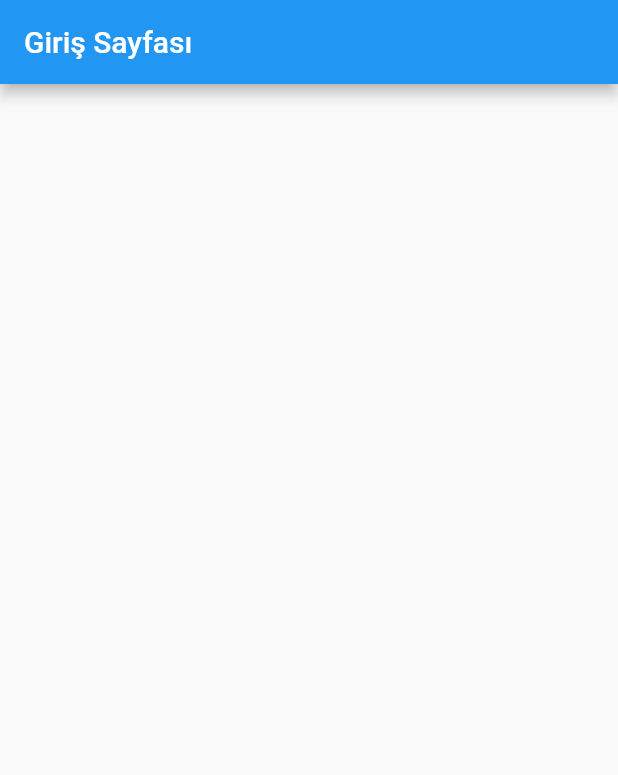
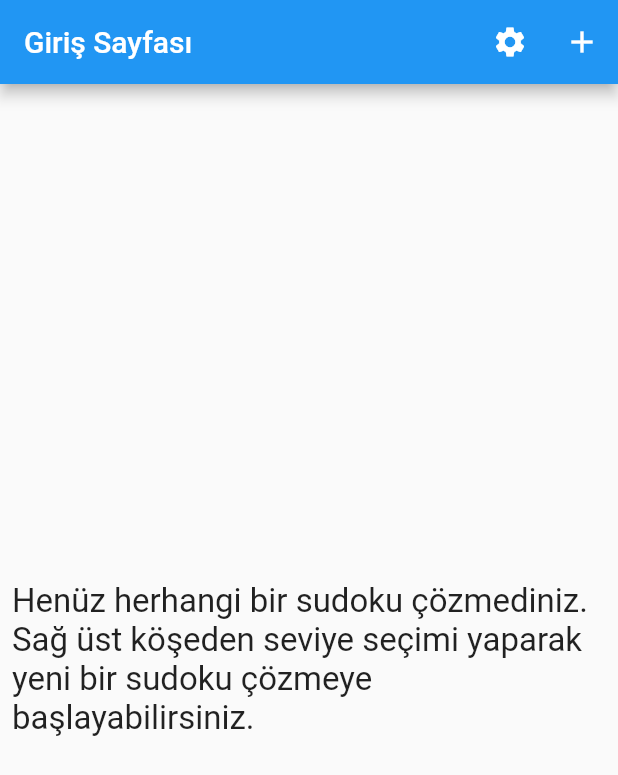
Before and after one commit to bernademir/Sudoku-Game, a Flutter app: the screen it shows after launch, on a phone screen of 412 x 824 dp. Shown: the top 775 px of the screen. Run offline on Flutter 3.47's test engine with Material 2 defaults, Android fonts, the phone set to English and light mode, and no system bars; our stand-ins replace google_fonts, hive, hive_flutter; accounts and stored records are empty.

Commit message:
second part complete

```diff
--- a/lib/firstpage.dart
+++ b/lib/firstpage.dart
@@ -1,7 +1,9 @@
 import 'package:flutter/cupertino.dart';
 import 'package:flutter/material.dart';
-
+import 'package:hive/hive.dart';
+import 'package:sudoku/sudokupage.dart';
 import 'language.dart';
+import 'package:google_fonts/google_fonts.dart';
 
 class FirstPage extends StatefulWidget {
   @override
@@ -9,13 +11,77 @@ class FirstPage extends StatefulWidget {
 }
 
 class _FirstPage extends State<FirstPage> {
+  Box _sudokubox;
+  Future<Box> _openbox() async {
+    _sudokubox = await Hive.openBox('sudoku');
+    return await Hive.openBox('completed');
+  }
+
   @override
   Widget build(BuildContext context) {
     return Scaffold(
       appBar: AppBar(
-        title: Text(lang['firstpage']),
+        title: Text(lang['firstpage'],
+            style: GoogleFonts.playfairDisplaySc(
+                textStyle: TextStyle(fontSize: 20))),
+        actions: <Widget>[
+          IconButton(
+              icon: Icon(Icons.settings),
+              onPressed: () => Hive.box('ayarlar').put('darktheme',
+                  !Hive.box('ayarlar').get('darktheme', defaultValue: false))),
+          PopupMenuButton(
+            icon: Icon(Icons.add),
+            onSelected: (deger) {
+              if (_sudokubox.isOpen) {
+                _sudokubox.put('seviye', deger);
+                _sudokubox.put('sudokuRows', null);
+                Navigator.push(
+                  context,
+                  MaterialPageRoute(builder: (_) => SudokuPage()),
+                );
+              }
+            },
+            itemBuilder: (context) => <PopupMenuEntry>[
+              PopupMenuItem(
+                value: lang['selectlevel'],
+                child: Text(lang['selectlevel'],
+                    style: GoogleFonts.playfairDisplaySc(
+                        textStyle: TextStyle(fontSize: 20),
+                        color: Theme.of(context).textTheme.bodyText1.color)),
+                enabled: false,
+              ),
+              for (String k in sudokulevels.keys)
+                PopupMenuItem(
+                  value: k,
+                  child: Text(k),
+                ),
+            ],
+          ),
+        ],
       ),
-      body: Center(),
+      body: FutureBuilder<Box>(
+          future: _openbox(),
+          builder: (context, snapshot) {
+            if (snapshot.hasData)
+              return Center(
+                child: Column(
+                  mainAxisAlignment: MainAxisAlignment.center,
+                  children: <Widget>[
+                    if (snapshot.data.length == 0)
+                      Padding(
+                          padding: const EdgeInsets.all(8.0),
+                          child: Text(lang['notcompleted'],
+                              style: GoogleFonts.playfairDisplaySc(
+                                  textStyle: TextStyle(fontSize: 22)))),
+                    for (var eleman in snapshot.data.values)
+                      Center(
+                        child: Text('$eleman'),
+                      )
+                  ],
+                ),
+              );
+            return Center(child: CircularProgressIndicator());
+          }),
     );
   }
 }
--- a/lib/language.dart
+++ b/lib/language.dart
@@ -2,7 +2,7 @@ Map lang = {
   "firstpage": "Giriş Sayfası",
   "sudokupage": "Sudoku Sayfası",
   "resultpage": "Sonuç Sayfası",
-  "tamanlanan":
+  "notcompleted":
       "Henüz herhangi bir sudoku çözmediniz. Sağ üst köşeden seviye seçimi yaparak yeni bir sudoku çözmeye başlayabilirsiniz.",
   "selectlevel": "Seviye Seçin",
   "level1": "Çok Kolay",
--- a/lib/main.dart
+++ b/lib/main.dart
@@ -1,15 +1,29 @@
 import 'package:flutter/material.dart';
 import 'package:sudoku/firstpage.dart';
+import 'package:hive/hive.dart';
+import 'package:hive_flutter/hive_flutter.dart';
 
-void main() {
+void main() async {
+  await Hive.initFlutter('sudoku'); //hivenin kaydedilecegi klasor olusturuluyor
+  await Hive.openBox('ayarlar');
+
   runApp(MyApp());
 }
 
 class MyApp extends StatelessWidget {
   @override
   Widget build(BuildContext context) {
-    return MaterialApp(
-      home: FirstPage(),
-    );
+    return ValueListenableBuilder<Box>(
+        valueListenable:
+            Hive.box('ayarlar').listenable(keys: ['darktheme', 'lang']),
+        builder: (context, box, _) {
+          return MaterialApp(
+            debugShowCheckedModeBanner: false,
+            theme: box.get('darktheme', defaultValue: false)
+                ? ThemeData.dark()
+                : ThemeData.light(),
+            home: FirstPage(),
+          );
+        });
   }
 }
--- a/lib/resultpage.dart
+++ b/lib/resultpage.dart
@@ -1,5 +1,6 @@
 import 'package:flutter/cupertino.dart';
 import 'package:flutter/material.dart';
+import 'package:google_fonts/google_fonts.dart';
 
 import 'language.dart';
 
@@ -13,7 +14,9 @@ class _ResultPage extends State<ResultPage> {
   Widget build(BuildContext context) {
     return Scaffold(
       appBar: AppBar(
-        title: Text(lang['resultpage']),
+        title: Text(lang['resultpage'],
+            style: GoogleFonts.playfairDisplaySc(
+                textStyle: TextStyle(fontSize: 20))),
       ),
       body: Center(),
     );
--- a/lib/sudokupage.dart
+++ b/lib/sudokupage.dart
@@ -1,7 +1,18 @@
 import 'package:flutter/cupertino.dart';
 import 'package:flutter/material.dart';
+import 'package:google_fonts/google_fonts.dart';
+import 'package:hive/hive.dart';
 
 import 'language.dart';
+
+final Map<String, int> sudokulevels = {
+  lang['level1']: 62,
+  lang['level2']: 53,
+  lang['level3']: 44,
+  lang['level4']: 35,
+  lang['level5']: 26,
+  lang['level6']: 17,
+};
 
 class SudokuPage extends StatefulWidget {
   @override
@@ -9,13 +20,41 @@ class SudokuPage extends StatefulWidget {
 }
 
 class _SudokuPage extends State<SudokuPage> {
+  final List ornekSudoku =
+      List.generate(9, (i) => List.generate(9, (j) => j + 1));
   @override
   Widget build(BuildContext context) {
     return Scaffold(
       appBar: AppBar(
-        title: Text(lang['sudokupage']),
+        title: Text(lang['sudokupage'],
+            style: GoogleFonts.playfairDisplaySc(
+                textStyle: TextStyle(fontSize: 20))),
       ),
-      body: Center(),
+      body: Center(
+        child: Column(
+          children: <Widget>[
+            Text(
+              Hive.box('sudoku').get('level', defaultValue: "Kolay"),
+            ),
+            Expanded(
+              child: Column(
+                children: <Widget>[
+                  for (List satir in ornekSudoku)
+                    Expanded(
+                      child: Row(
+                        children: <Widget>[
+                          for (int sayi in satir)
+                            Expanded(
+                                child: Center(child: Text(satir.toString()))),
+                        ],
+                      ),
+                    )
+                ],
+              ),
+            )
+          ],
+        ),
+      ),
     );
   }
 }
```
Also changed, not shown: pubspec.yaml (+5 -3 lines), pubspec.lock, 1 other file.
